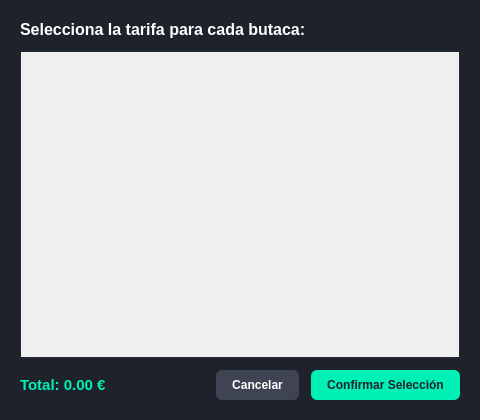
Above: apps/gui/ui/tarifasdialog.ui from jorgebd21/CineManager before the change. Below: the same form after it.
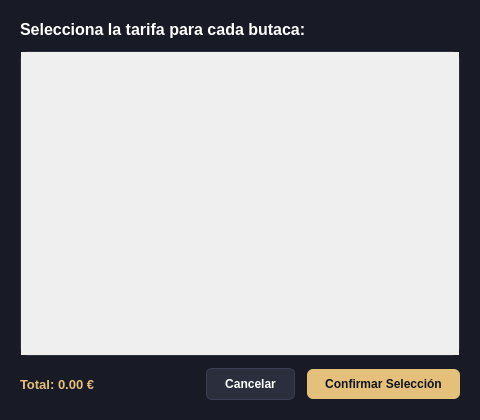
That is the form after the change.

```diff
--- a/apps/gui/ui/tarifasdialog.ui
+++ b/apps/gui/ui/tarifasdialog.ui
@@ -15,34 +15,37 @@
   </property>
   <property name="styleSheet">
    <string notr="true">QDialog {
-    background-color: #1e222b;
-    color: #ffffff;
+    background-color: #181B26;
+    color: #FFFFFF;
+    font-family: 'Segoe UI', sans-serif;
 }
 QLabel {
-    color: #ffffff;
+    color: #FFFFFF;
     font-family: 'Segoe UI', sans-serif;
 }
 QScrollArea {
-    border: 1px solid #282c34;
-    background-color: #181a1f;
+    border: 1px solid #2B2E3D;
+    background-color: #12141D;
     border-radius: 8px;
 }
 QPushButton#botonAceptar {
-    background-color: #00f0b5;
-    color: #1e222b;
+    background-color: #E5C07B;
+    color: #12141D;
     font-weight: bold;
+    border: none;
     border-radius: 6px;
-    padding: 8px 16px;
+    padding: 8px 18px;
 }
 QPushButton#botonAceptar:hover {
     background-color: #00d6a2;
 }
 QPushButton#botonCancelar {
-    background-color: #3e4452;
-    color: #ffffff;
+    background-color: #2B2E3D;
+    color: #FFFFFF;
     font-weight: bold;
+    border: 1px solid #3A3F53;
     border-radius: 6px;
-    padding: 8px 16px;
+    padding: 8px 18px;
 }
 QPushButton#botonCancelar:hover {
     background-color: #4b5263;
@@ -110,7 +113,7 @@
         </font>
        </property>
        <property name="styleSheet">
-        <string notr="true">color: #00f0b5;</string>
+        <string notr="true">color: #E5C07B; font-weight: bold; font-size: 13px;</string>
        </property>
        <property name="text">
         <string>Total: 0.00 €</string>
```
Left out of the diff: 4 changed lines with no effect on the pictures.
